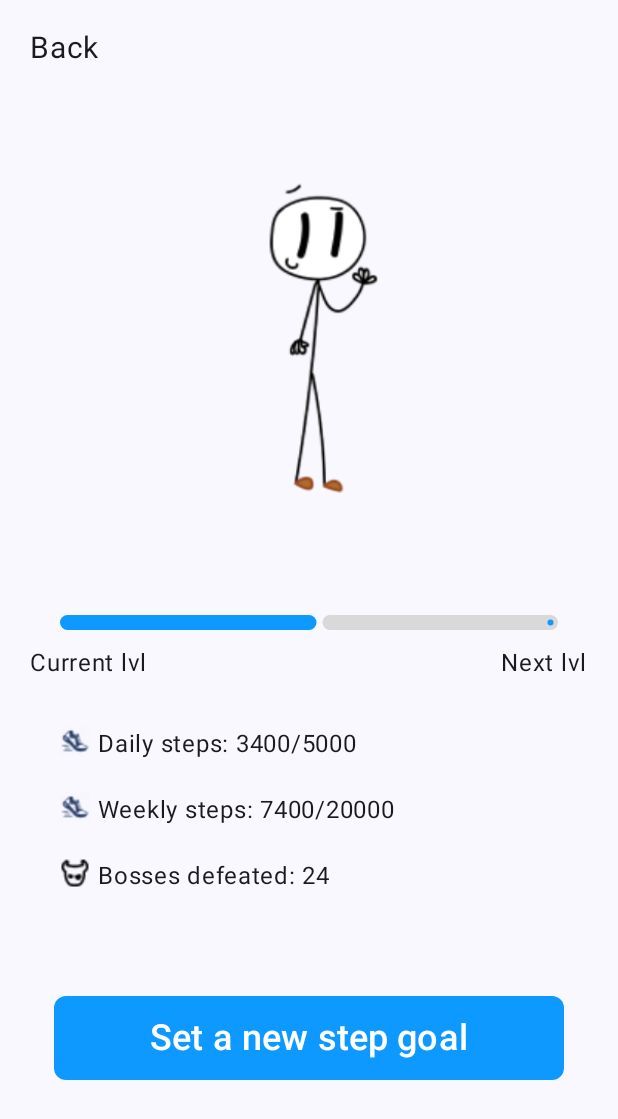
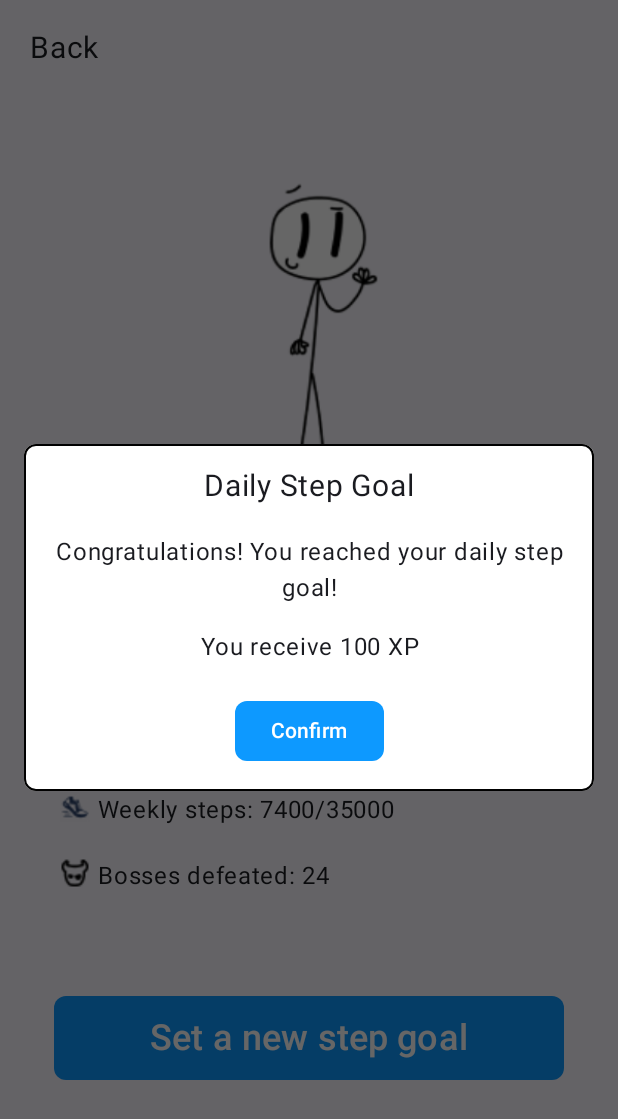
Before and after one commit to cs311-EPFL-StepQuest/ApplicationCode, an Android app built with Jetpack Compose: the progression screen opened through its navigation route, on a phone screen of 412 x 824 dp. Shown: the top 1119 px of the screen. Run offline under Robolectric (Android 15) with nearby library versions, the phone set to English and light mode, and no system bars.

Commit message:
Now up-to-date with the main branch

```diff
--- a/app/src/main/java/com/github/se/stepquest/ProgressionPage.kt
+++ b/app/src/main/java/com/github/se/stepquest/ProgressionPage.kt
@@ -1,10 +1,12 @@
 package com.github.se.stepquest
 
+import androidx.compose.foundation.BorderStroke
 import androidx.compose.foundation.Image
 import androidx.compose.foundation.layout.Arrangement
 import androidx.compose.foundation.layout.Box
 import androidx.compose.foundation.layout.Column
 import androidx.compose.foundation.layout.Row
+import androidx.compose.foundation.layout.Spacer
 import androidx.compose.foundation.layout.fillMaxSize
 import androidx.compose.foundation.layout.fillMaxWidth
 import androidx.compose.foundation.layout.height
@@ -15,6 +17,7 @@ import androidx.compose.foundation.shape.RoundedCornerShape
 import androidx.compose.material3.Button
 import androidx.compose.material3.ButtonDefaults
 import androidx.compose.material3.LinearProgressIndicator
+import androidx.compose.material3.Surface
 import androidx.compose.material3.Text
 import androidx.compose.runtime.Composable
 import androidx.compose.runtime.getValue
@@ -27,9 +30,11 @@ import androidx.compose.ui.Modifier
 import androidx.compose.ui.graphics.Color
 import androidx.compose.ui.res.colorResource
 import androidx.compose.ui.res.painterResource
+import androidx.compose.ui.text.style.TextAlign
 import androidx.compose.ui.tooling.preview.Preview
 import androidx.compose.ui.unit.dp
 import androidx.compose.ui.unit.sp
+import androidx.compose.ui.window.Dialog
 
 @Preview(showSystemUi = true, showBackground = true)
 @Composable
@@ -37,8 +42,12 @@ fun ProgressionPage() {
   val levelList = arrayListOf<String>("Current lvl", "Next lvl")
   var progress by remember { mutableStateOf(0.5f) }
   var showDialog by remember { mutableStateOf(false) }
+  var dailyStepsMade by remember { mutableStateOf(5400) }
+  var weeklyStepsMade by remember { mutableStateOf(7400) }
   var dailyStepGoal by remember { mutableIntStateOf(5000) }
   var weeklyStepGoal by remember { mutableIntStateOf(35000) }
+  var dailyGoalAchieved by remember { mutableStateOf(dailyStepsMade > dailyStepGoal) }
+
   Column(modifier = Modifier.fillMaxSize()) {
     Text(text = "Back", modifier = Modifier.padding(20.dp), fontSize = 20.sp)
     Column(
@@ -59,7 +68,11 @@ fun ProgressionPage() {
               modifier = Modifier.offset(0.dp, 10.dp).fillMaxWidth()) {
                 levelList.forEach { s -> Text(text = s, fontSize = 16.sp) }
               }
-          BuildStats()
+          BuildStats(
+              dailyStepsMade = dailyStepsMade,
+              dailyStepGoal = dailyStepGoal,
+              weeklyStepsMade = weeklyStepsMade,
+              weeklyStepGoal = weeklyStepGoal)
           Button(
               onClick = { showDialog = true },
               colors = ButtonDefaults.buttonColors(colorResource(id = R.color.blueTheme)),
@@ -70,6 +83,9 @@ fun ProgressionPage() {
               shape = RoundedCornerShape(8.dp)) {
                 Text(text = "Set a new step goal", color = Color.White, fontSize = 24.sp)
               }
+          if (dailyGoalAchieved) {
+            SetDailyGoalAchievedDialog(onConfirm = { dailyGoalAchieved = false })
+          }
           if (showDialog) {
             SetStepGoalsDialog(
                 onDismiss = { showDialog = false },
@@ -84,11 +100,15 @@ fun ProgressionPage() {
 }
 
 @Composable
-fun BuildStats() {
+fun BuildStats(dailyStepsMade: Int, dailyStepGoal: Int, weeklyStepsMade: Int, weeklyStepGoal: Int) {
   Box(modifier = Modifier.height(40.dp))
-  BuildStatLine(icon = R.drawable.step_icon, title = "Daily steps", value = "3400/5000")
+  BuildStatLine(
+      icon = R.drawable.step_icon, title = "Daily steps", value = "$dailyStepsMade/$dailyStepGoal")
   Box(modifier = Modifier.height(20.dp))
-  BuildStatLine(icon = R.drawable.step_icon, title = "Weekly steps", value = "7400/20000")
+  BuildStatLine(
+      icon = R.drawable.step_icon,
+      title = "Weekly steps",
+      value = "$weeklyStepsMade/$weeklyStepGoal")
   Box(modifier = Modifier.height(20.dp))
   BuildStatLine(icon = R.drawable.boss_icon, title = "Bosses defeated", value = "24")
   Box(modifier = Modifier.height(60.dp))
@@ -104,3 +124,36 @@ fun BuildStatLine(icon: Int, title: String, value: String) {
     Text(text = "$title: $value", fontSize = 16.sp, modifier = Modifier.offset(5.dp, 0.dp))
   }
 }
+
+@Composable
+fun SetDailyGoalAchievedDialog(onConfirm: () -> Unit) {
+  val blueThemeColor = colorResource(id = R.color.blueTheme)
+
+  Dialog(onDismissRequest = { onConfirm() }) {
+    Surface(
+        color = Color.White,
+        border = BorderStroke(1.dp, Color.Black),
+        shape = RoundedCornerShape(8.dp),
+        modifier = Modifier.padding(16.dp)) {
+          Column(
+              modifier = Modifier.padding(16.dp).fillMaxWidth(),
+              horizontalAlignment = Alignment.CenterHorizontally) {
+                Text(text = "Daily Step Goal", fontSize = 20.sp)
+                Spacer(modifier = Modifier.height(20.dp))
+                Text(
+                    text = "Congratulations! You reached your daily step goal!",
+                    textAlign = TextAlign.Center)
+                Spacer(modifier = Modifier.height(15.dp))
+                Text(text = "You receive 100 XP", textAlign = TextAlign.Center)
+                Spacer(modifier = Modifier.height(20.dp))
+                Button(
+                    onClick = { onConfirm() },
+                    colors = ButtonDefaults.buttonColors(blueThemeColor),
+                    shape = RoundedCornerShape(8.dp),
+                    modifier = Modifier.padding(horizontal = 4.dp)) {
+                      Text(text = "Confirm")
+                    }
+              }
+        }
+  }
+}
```
